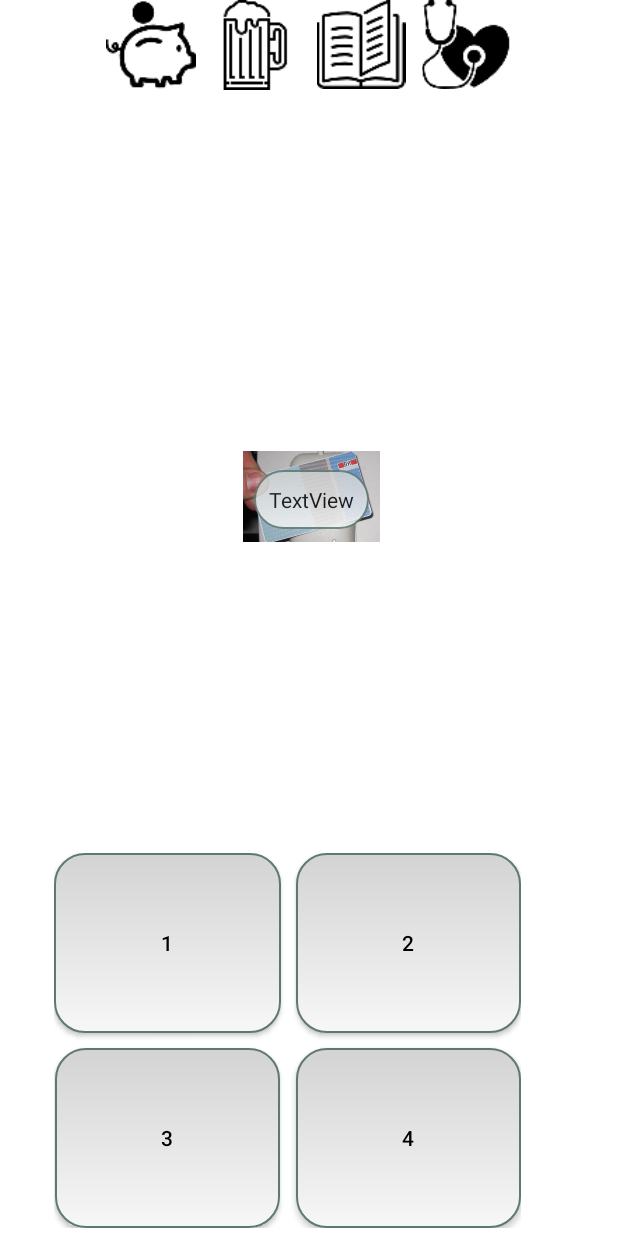
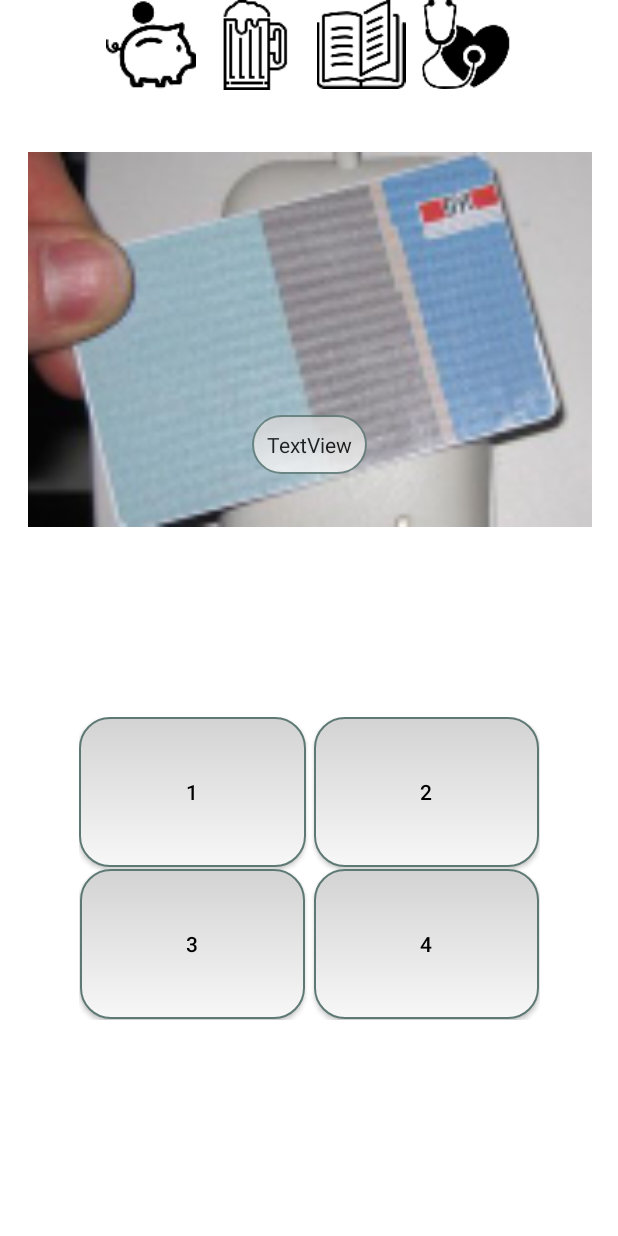
Before and after one commit to luc4s/EPFLSurvival_Android, an Android app: the QuestionActivity screen opened directly, with no data from a screen before it, on a phone screen of 412 x 824 dp. Run offline under Robolectric (Android 15) with nearby library versions, the phone set to English and light mode, and no system bars; 6 statements that could not run were skipped.

Commit message:
fuck android

```diff
--- a/app/src/main/res/layout/activity_question.xml
+++ b/app/src/main/res/layout/activity_question.xml
@@ -14,16 +14,14 @@
 
     <ImageView
         android:id="@+id/imageView7"
-        android:layout_width="wrap_content"
-        android:layout_height="wrap_content"
-        android:layout_marginBottom="8dp"
+        android:layout_width="500dp"
+        android:layout_height="250dp"
         android:layout_marginEnd="8dp"
         android:layout_marginLeft="8dp"
         android:layout_marginRight="8dp"
         android:layout_marginStart="8dp"
         android:layout_marginTop="8dp"
-        app:layout_constraintBottom_toTopOf="@+id/linearLayout"
-        app:layout_constraintHorizontal_bias="0.505"
+        app:layout_constraintHorizontal_bias="0.5"
         app:layout_constraintLeft_toLeftOf="parent"
         app:layout_constraintRight_toRightOf="parent"
         app:layout_constraintTop_toBottomOf="@+id/gridLayout"
@@ -45,11 +43,12 @@
         android:textAlignment="center"
         android:textColor="@android:color/black"
         app:layout_constraintBottom_toBottomOf="@+id/imageView7"
-        app:layout_constraintHorizontal_bias="0.5"
         app:layout_constraintLeft_toLeftOf="@+id/imageView7"
         app:layout_constraintRight_toRightOf="@+id/imageView7"
         app:layout_constraintTop_toTopOf="@+id/imageView7"
-        app:layout_constraintVertical_bias="0.86" />
+        app:layout_constraintVertical_bias="0.86"
+        android:layout_marginStart="8dp"
+        android:layout_marginEnd="8dp" />
 
     <GridLayout
         android:id="@+id/gridLayout"
@@ -59,11 +58,9 @@
         android:layout_marginLeft="8dp"
         android:layout_marginRight="8dp"
         android:layout_marginStart="8dp"
-        android:layout_marginTop="0dp"
         android:layout_weight="1"
         android:columnCount="7"
         android:rowCount="1"
-        app:layout_constraintHorizontal_bias="0.5"
         app:layout_constraintLeft_toLeftOf="parent"
         app:layout_constraintRight_toRightOf="parent"
         app:layout_constraintTop_toTopOf="parent">
@@ -229,85 +226,68 @@
 
     <LinearLayout
         android:id="@+id/linearLayout"
-        android:layout_width="368dp"
-        android:layout_height="wrap_content"
-        android:layout_marginBottom="5dp"
+        android:layout_width="362dp"
+        android:layout_height="202dp"
+        android:layout_marginBottom="26dp"
         android:layout_marginEnd="8dp"
         android:layout_marginLeft="8dp"
         android:layout_marginRight="8dp"
         android:layout_marginStart="8dp"
+        android:layout_marginTop="8dp"
         android:orientation="vertical"
         app:layout_constraintBottom_toBottomOf="parent"
-        app:layout_constraintHorizontal_bias="0.0"
         app:layout_constraintLeft_toLeftOf="parent"
-        app:layout_constraintRight_toRightOf="parent">
+        app:layout_constraintRight_toRightOf="parent"
+        app:layout_constraintTop_toBottomOf="@+id/imageView7"
+        app:layout_constraintVertical_bias="0.5"
+        app:layout_constraintHorizontal_bias="0.5">
 
         <GridLayout
             android:id="@+id/gridLayoutButtons"
-            android:layout_width="wrap_content"
-            android:layout_height="match_parent"
+            android:layout_width="307dp"
+            android:layout_height="203dp"
             android:layout_gravity="center"
-            android:columnCount="3"
-            android:rowCount="3">
+            android:columnCount="2"
+            android:rowCount="2">
 
 
             <Button
                 android:id="@+id/button8"
                 android:layout_width="151dp"
-                android:layout_height="120dp"
+                android:layout_height="100dp"
                 android:layout_gravity="center"
                 android:background="@drawable/buttonshape"
                 android:editable="true"
                 android:text="1"
                 android:textColor="@android:color/black" />
 
-            <LinearLayout
-                android:layout_width="10dp"
-                android:layout_height="10dp"
-                android:orientation="vertical"></LinearLayout>
-
             <Button
                 android:id="@+id/button7"
                 android:layout_width="150dp"
-                android:layout_height="120dp"
+                android:layout_height="100dp"
                 android:layout_gravity="center"
+                android:layout_marginLeft="5dp"
                 android:background="@drawable/buttonshape"
                 android:editable="true"
                 android:text="2"
                 android:textColor="@android:color/black" />
 
-            <Space
-                android:layout_width="wrap_content"
-                android:layout_height="10dp" />
-
-            <Space
-                android:layout_width="wrap_content"
-                android:layout_height="wrap_content" />
-
-            <Space
-                android:layout_width="wrap_content"
-                android:layout_height="wrap_content" />
-
             <Button
                 android:id="@+id/button2"
                 android:layout_width="150dp"
-                android:layout_height="120dp"
+                android:layout_height="100dp"
                 android:layout_gravity="center"
                 android:background="@drawable/buttonshape"
                 android:editable="true"
                 android:text="3"
                 android:textColor="@android:color/black" />
 
-            <LinearLayout
-                android:layout_width="match_parent"
-                android:layout_height="match_parent"
-                android:orientation="vertical"></LinearLayout>
-
             <Button
                 android:id="@+id/button"
                 android:layout_width="150dp"
-                android:layout_height="120dp"
+                android:layout_height="100dp"
                 android:layout_gravity="center"
+                android:layout_marginLeft="5dp"
                 android:background="@drawable/buttonshape"
                 android:editable="true"
                 android:text="4"
```
Also changed, not shown: app/src/main/res/layout/activity_menu.xml (+27 -11 lines).
